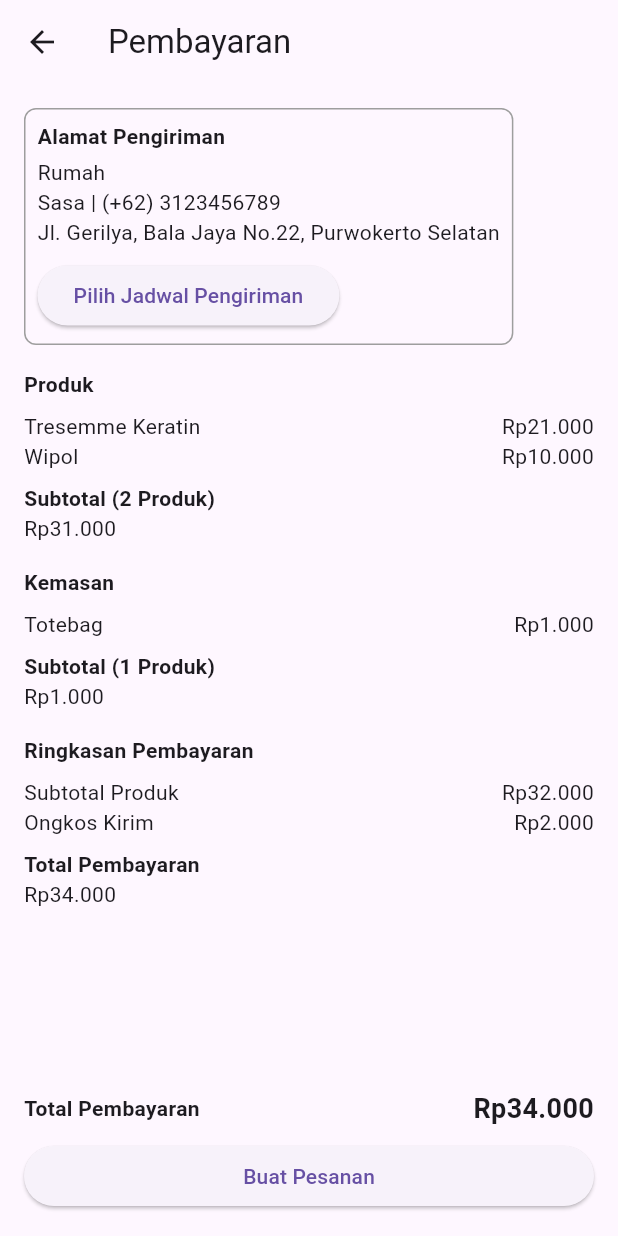
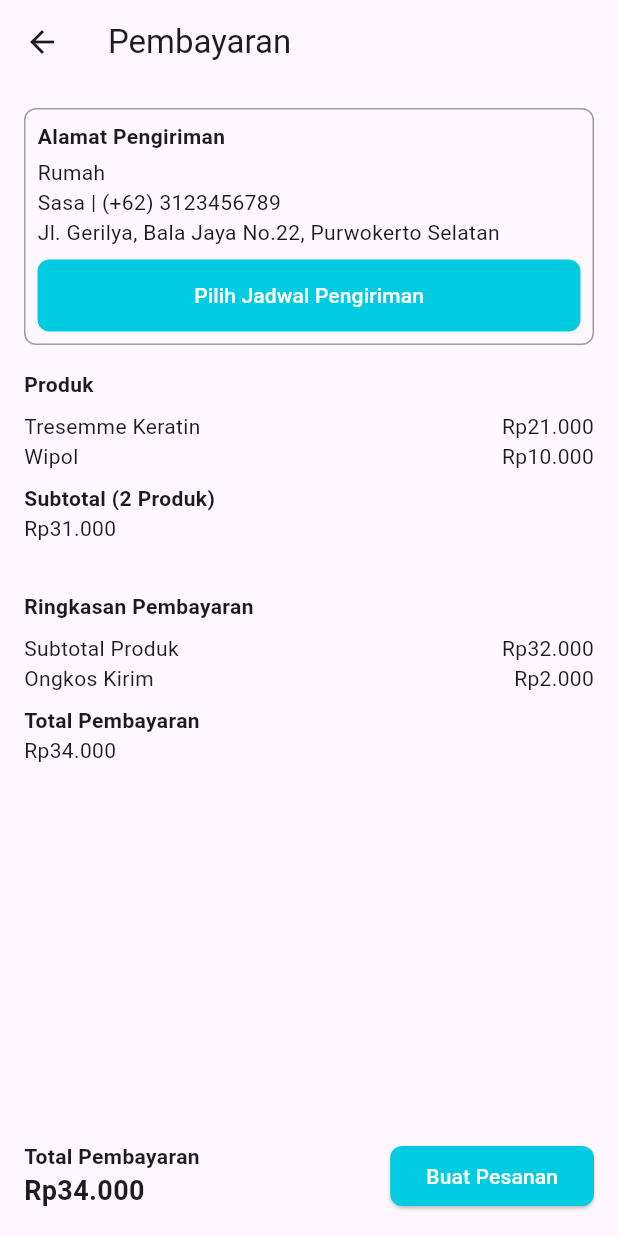
Before and after one commit to TubesPPB-SpotlessStore/E-Commerce, a Flutter app: the PaymentPage screen opened by its route, on a phone screen of 412 x 824 dp. Run offline on Flutter 3.47's test engine with Material 3 defaults, Android fonts, the phone set to English and light mode, and no system bars; our stand-ins replace bloc, firebase_auth, firebase_core, flutter_bloc, flutter_svg; accounts and stored records are empty.

Commit message:
change style

```diff
--- a/lib/screens/payment/payment_screen.dart
+++ b/lib/screens/payment/payment_screen.dart
@@ -1,4 +1,5 @@
 import 'package:flutter/material.dart';
+import '../../constant.dart';
 
 class PaymentPage extends StatelessWidget {
   @override
@@ -18,9 +19,7 @@ class PaymentPage extends StatelessWidget {
             SizedBox(height: 16),
             _buildSummarySection(),
             Spacer(),
-            _buildTotalSection(),
-            SizedBox(height: 8),
-            _buildPlaceOrderButton(),
+            _buildTotalSectionWithButton(),
           ],
         ),
       ),
@@ -42,13 +41,33 @@ class PaymentPage extends StatelessWidget {
             style: TextStyle(fontWeight: FontWeight.bold),
           ),
           SizedBox(height: 4),
-          Text('Rumah'),
+          Row(
+            mainAxisAlignment: MainAxisAlignment.spaceBetween,
+            children: [
+              Expanded(child: Text('Rumah')),
+            ],
+          ),
           Text('Sasa | (+62) 3123456789'),
           Text('Jl. Gerilya, Bala Jaya No.22, Purwokerto Selatan'),
           SizedBox(height: 8),
-          ElevatedButton(
-            onPressed: () {},
-            child: Text('Pilih Jadwal Pengiriman'),
+          Container(
+            width: double.infinity,
+            decoration: BoxDecoration(
+              color: kPrimaryColor,
+              borderRadius: BorderRadius.circular(8),
+            ),
+            child: ElevatedButton(
+              style: ElevatedButton.styleFrom(
+                backgroundColor: Colors.transparent,
+                shadowColor: Colors.transparent,
+              ),
+              onPressed: () {},
+              child: const Text(
+                "Pilih Jadwal Pengiriman",
+                style:
+                    TextStyle(fontWeight: FontWeight.w500, color: Colors.white),
+              ),
+            ),
           ),
         ],
       ),
@@ -71,16 +90,6 @@ class PaymentPage extends StatelessWidget {
             style: TextStyle(fontWeight: FontWeight.bold)),
         Text('Rp31.000'),
         SizedBox(height: 16),
-        Text(
-          'Kemasan',
-          style: TextStyle(fontWeight: FontWeight.bold),
-        ),
-        SizedBox(height: 8),
-        _buildProductItem('Totebag', 'Rp1.000', quantity: 1),
-        SizedBox(height: 8),
-        Text('Subtotal (1 Produk)',
-            style: TextStyle(fontWeight: FontWeight.bold)),
-        Text('Rp1.000'),
       ],
     );
   }
@@ -123,24 +132,34 @@ class PaymentPage extends StatelessWidget {
     );
   }
 
-  Widget _buildTotalSection() {
+  Widget _buildTotalSectionWithButton() {
     return Row(
       mainAxisAlignment: MainAxisAlignment.spaceBetween,
       children: [
-        Text('Total Pembayaran', style: TextStyle(fontWeight: FontWeight.bold)),
-        Text('Rp34.000',
-            style: TextStyle(fontWeight: FontWeight.bold, fontSize: 18)),
+        Column(
+          crossAxisAlignment: CrossAxisAlignment.start,
+          children: [
+            Text('Total Pembayaran',
+                style: TextStyle(fontWeight: FontWeight.bold)),
+            Text('Rp34.000',
+                style: TextStyle(fontWeight: FontWeight.bold, fontSize: 18)),
+          ],
+        ),
+        Spacer(),
+        ElevatedButton(
+          onPressed: () {},
+          style: ElevatedButton.styleFrom(
+            backgroundColor: kPrimaryColor,
+            shape: RoundedRectangleBorder(
+              borderRadius: BorderRadius.circular(8),
+            ),
+          ),
+          child: const Text(
+            "Buat Pesanan",
+            style: TextStyle(fontWeight: FontWeight.w500, color: Colors.white),
+          ),
+        ),
       ],
     );
   }
-
-  Widget _buildPlaceOrderButton() {
-    return SizedBox(
-      width: double.infinity,
-      child: ElevatedButton(
-        onPressed: () {},
-        child: Text('Buat Pesanan'),
-      ),
-    );
-  }
 }
```
